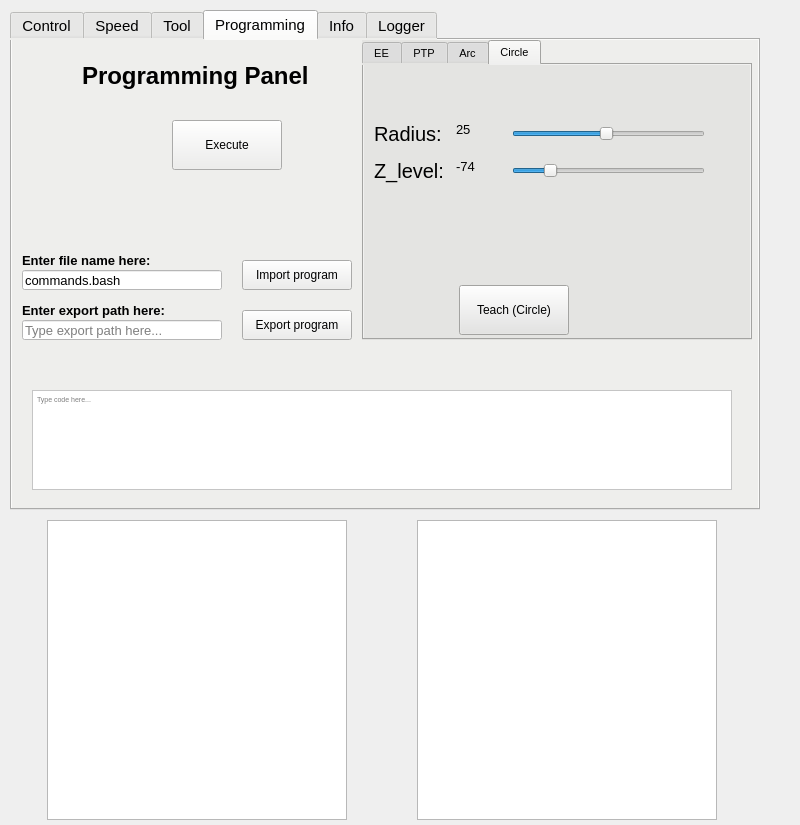
Before: the Qt Designer form dobot_menu/resource/DobotControlPanel_layout.ui in SaltworkerMLU/magician_ros2, drawn with Qt 5.
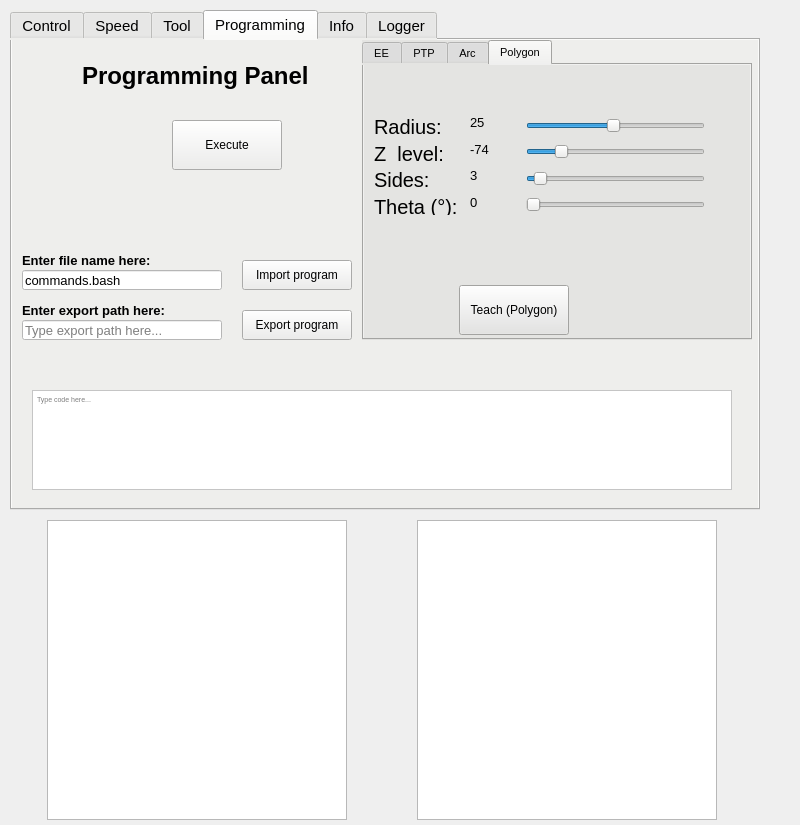
After: the same form once the commit is applied. The open tabs and pages were chosen to show the change. Icons and pictures are not drawn.

Commit message: Rename draw circle command as draw polygon & more

Diff of the .ui file:
```diff
--- a/dobot_menu/resource/DobotControlPanel_layout.ui
+++ b/dobot_menu/resource/DobotControlPanel_layout.ui
@@ -3800,7 +3800,7 @@
 
           <widget class="QWidget" name="CircleTab">
             <attribute name="title">
-              <string>Circle</string>
+              <string>Polygon</string>
             </attribute>
 
             <!-- Add layout widget to window -->
@@ -3810,14 +3810,14 @@
                   <x>10</x>
                   <y>50</y>
                   <width>331</width>
-                  <height>75</height>
+                  <height>100</height>
                 </rect>
               </property>
-              <layout class="QGridLayout" name="DrawXYLayout">
+              <layout class="QGridLayout" name="PolygonXYLayout">
 
-              <!-- Circle radius LABEL -->
+              <!-- Polygon radius LABEL -->
               <item row="0" column="0">
-                <widget class="QLabel" name="CircleRadiusLabel">
+                <widget class="QLabel" name="PolygonRadiusLabel">
                   <property name="font">
                     <font>
                       <pointsize>15</pointsize>
@@ -3832,9 +3832,9 @@
                 </widget>
               </item>
 
-              <!-- Circle z_level LABEL -->
+              <!-- Polygon z_level LABEL -->
               <item row="1" column="0">
-                <widget class="QLabel" name="CircleZ_levelLabel">
+                <widget class="QLabel" name="PolygonZ_levelLabel">
                   <property name="font">
                     <font>
                       <pointsize>15</pointsize>
@@ -3849,9 +3849,43 @@
                 </widget>
               </item>
 
-              <!-- Circle radius axis -->
+              <!-- Polygon sides LABEL -->
+              <item row="2" column="0">
+                <widget class="QLabel" name="PolygonSidesLabel">
+                  <property name="font">
+                    <font>
+                      <pointsize>15</pointsize>
+                    </font>
+                  </property>
+                  <property name="text">
+                    <string>Sides: </string>
+                  </property>
+                  <property name="alignment">
+                    <set>Qt::AlignLeft</set>
+                  </property>
+                </widget>
+              </item>
+
+              <!-- Polygon sides LABEL -->
+              <item row="3" column="0">
+                <widget class="QLabel" name="PolygonThetaLabel">
+                  <property name="font">
+                    <font>
+                      <pointsize>15</pointsize>
+                    </font>
+                  </property>
+                  <property name="text">
+                    <string>Theta (°): </string>
+                  </property>
+                  <property name="alignment">
+                    <set>Qt::AlignLeft</set>
+                  </property>
+                </widget>
+              </item>
+
+              <!-- Polygon radius axis -->
               <item row="0" column="1">
-                <widget class="QLabel" name="CircleRadiusAxis">
+                <widget class="QLabel" name="PolygonRadiusAxis">
                   <property name="minimumSize">
                     <size>
                       <width>50</width>
@@ -3873,9 +3907,9 @@
                 </widget>
               </item>
 
-              <!-- Circle z_level axis -->
+              <!-- Polygon z_level axis -->
               <item row="1" column="1">
-                <widget class="QLabel" name="CircleZ_levelAxis">
+                <widget class="QLabel" name="PolygonZ_levelAxis">
                   <property name="minimumSize">
                     <size>
                       <width>50</width>
@@ -3896,9 +3930,55 @@
                 </widget>
               </item>
 
-              <!-- Circle radius SLIDER -->
+              <!-- Polygon z_level axis -->
+              <item row="2" column="1">
+                <widget class="QLabel" name="PolygonSidesAxis">
+                  <property name="minimumSize">
+                    <size>
+                      <width>50</width>
+                      <height>0</height>
+                    </size>
+                  </property>
+                  <property name="font">
+                    <font>
+                      <pointsize>10</pointsize>
+                    </font>
+                  </property>
+                  <property name="text">
+                    <string>3</string>
+                  </property>
+                  <property name="alignment">
+                    <set>Qt::AlignLeft</set>
+                  </property>
+                </widget>
+              </item>
+
+              <!-- Polygon z_level axis -->
+              <item row="3" column="1">
+                <widget class="QLabel" name="PolygonThetaAxis">
+                  <property name="minimumSize">
+                    <size>
+                      <width>50</width>
+                      <height>0</height>
+                    </size>
+                  </property>
+                  <property name="font">
+                    <font>
+                      <pointsize>10</pointsize>
+                    </font>
+                  </property>
+                  <property name="text">
+                    <string>0</string>
+                  </property>
+                  <property name="alignment">
+                    <set>Qt::AlignLeft</set>
+                  </property>
+                </widget>
+              </item>
+
+              <!-- Polygon radius SLIDER -->
               <item row="0" column="2">
-                <widget class="QSlider" name="CircleRadiusSlider">
+                <widget class="QSlider" name="PolygonRadiusSlider">
                   <property name="minimum">
                     <number>1</number>
                   </property>
@@ -3917,9 +3997,9 @@
                 </widget>
               </item>
 
-              <!-- Circle z_level SLIDER -->
+              <!-- Polygon z_level SLIDER -->
               <item row="1" column="2">
-                <widget class="QSlider" name="CircleZ_levelSlider">
+                <widget class="QSlider" name="PolygonZ_levelSlider">
                   <property name="minimum">
                     <number>-125</number>
                   </property>
@@ -3938,6 +4018,48 @@
                 </widget>
               </item>
 
+              <!-- Polygon sides SLIDER -->
+              <item row="2" column="2">
+                <widget class="QSlider" name="PolygonSidesSlider">
+                  <property name="minimum">
+                    <number>2</number>
+                  </property>
+                  <property name="maximum">
+                    <number>25</number>
+                  </property>
+                  <property name="pageStep">
+                    <number>0</number>
+                  </property>
+                  <property name="value">
+                    <number>3</number>
+                  </property>
+                  <property name="orientation">
+                    <enum>Qt::Horizontal</enum>
+                  </property>
+                </widget>
+              </item>
+
+              <!-- Polygon theta SLIDER -->
+              <item row="3" column="2">
+                <widget class="QSlider" name="PolygonThetaSlider">
+                  <property name="minimum">
+                    <number>0</number>
+                  </property>
+                  <property name="maximum">
+                    <number>360</number>
+                  </property>
+                  <property name="pageStep">
+                    <number>0</number>
+                  </property>
+                  <property name="value">
+                    <number>0</number>
+                  </property>
+                  <property name="orientation">
+                    <enum>Qt::Horizontal</enum>
+                  </property>
+                </widget>
+              </item>
+
             </layout>
 
           </widget>
@@ -3953,7 +4075,7 @@
                 </rect>
               </property>
               <property name="text">
-                <string>Teach (Circle)</string>
+                <string>Teach (Polygon)</string>
               </property>
             </widget>
 
```
Left out of the diff: 6 changed lines with no effect on the pictures. The commit also changes 11 other files.
